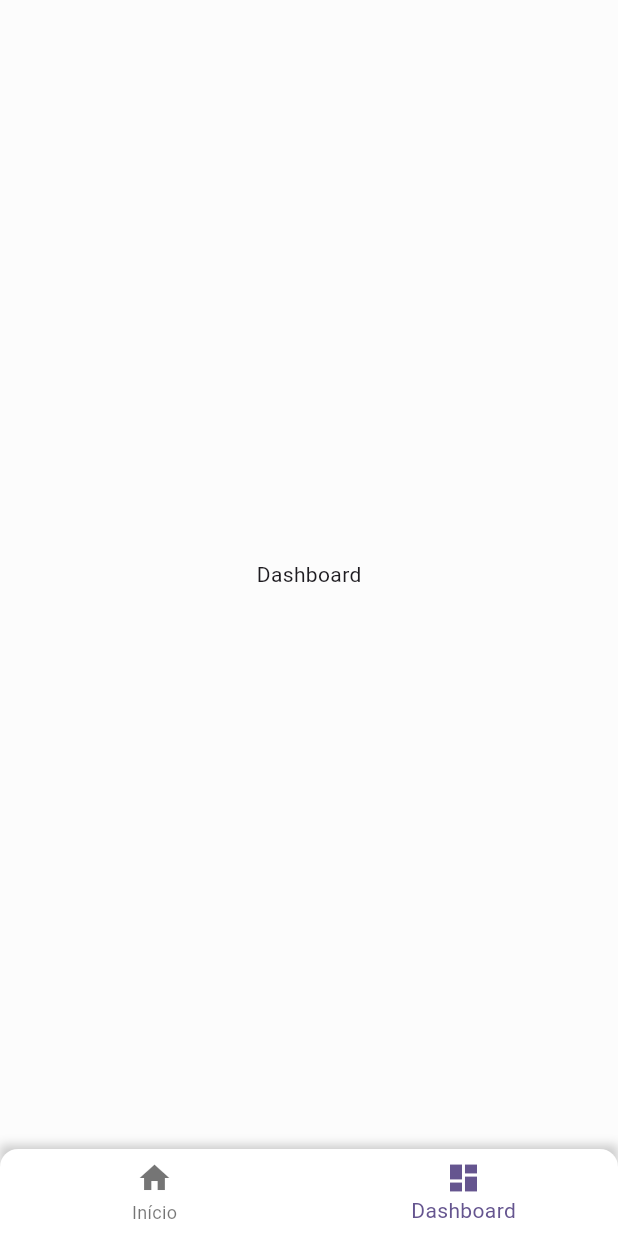
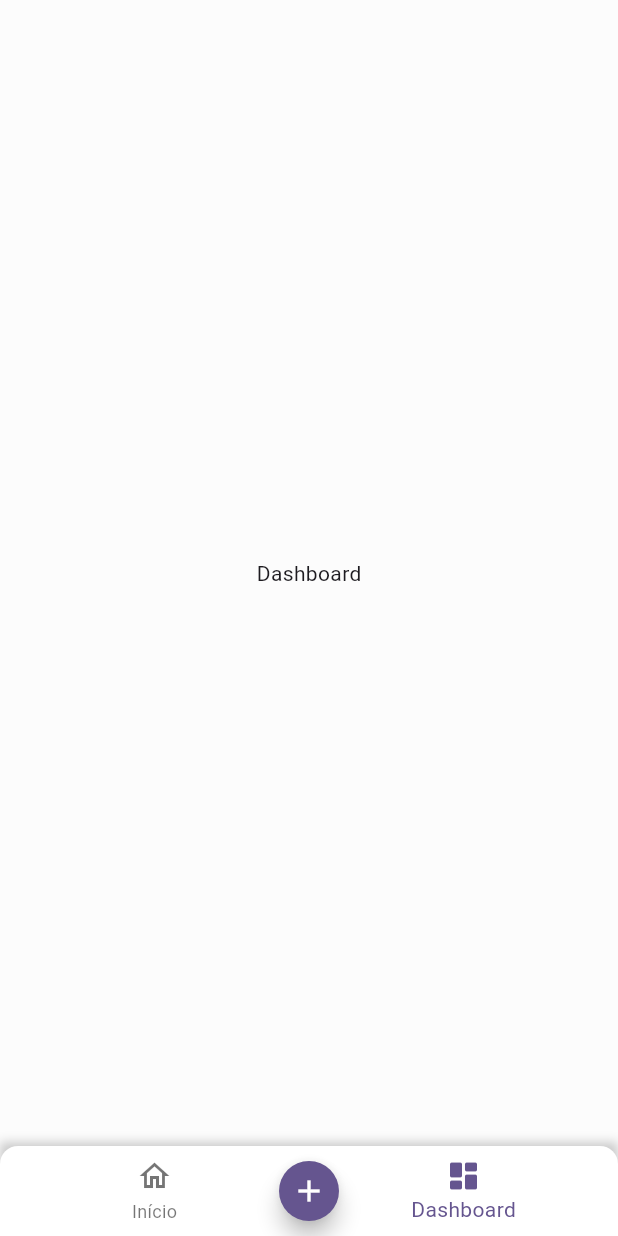
Before and after one commit to Eder-Queiroz/balancei, a Flutter app: the screen it shows after launch, item 2 of the bottom bar chosen, on a phone screen of 412 x 824 dp. Run offline on Flutter 3.47's test engine with Material 3 defaults, Android fonts, the light colour scheme and no system bars; our stand-ins replace go_router.

Commit message:
create floating action button

```diff
--- a/lib/ui/utils/bottom_navigation.dart
+++ b/lib/ui/utils/bottom_navigation.dart
@@ -1,10 +1,12 @@
 import 'package:balancei_app/router/routers.dart';
 import 'package:balancei_app/ui/utils/commom_radius.dart';
+import 'package:balancei_app/ui/utils/extensions/custom_floating_action_button_location.dart.dart';
 import 'package:flutter/material.dart';
 import 'package:go_router/go_router.dart';
 
 class BottomNavigation extends StatelessWidget {
   final Widget child;
+  final double bottomNavBarHeight = 60;
 
   const BottomNavigation({super.key, required this.child});
 
@@ -21,6 +23,22 @@ class BottomNavigation extends StatelessWidget {
   @override
   Widget build(BuildContext context) {
     return Scaffold(
+      floatingActionButton: FloatingActionButton(
+        backgroundColor: Theme.of(context).primaryColor,
+        shape: CircleBorder(),
+        mini: true,
+        onPressed: () {
+          return;
+        },
+        child: Icon(
+          Icons.add,
+          color: Colors.white,
+        ),
+      ),
+      floatingActionButtonLocation: CustomFloatingActionButtonLocation(
+        bottomNavBarHeight,
+      ),
+      floatingActionButtonAnimator: FloatingActionButtonAnimator.noAnimation,
       body: SafeArea(
         child: Column(
           children: [
@@ -28,6 +46,7 @@ class BottomNavigation extends StatelessWidget {
               child: child,
             ),
             Container(
+              height: bottomNavBarHeight,
               decoration: BoxDecoration(
                 boxShadow: [
                   BoxShadow(
@@ -48,12 +67,14 @@ class BottomNavigation extends StatelessWidget {
                 child: BottomNavigationBar(
                   items: const <BottomNavigationBarItem>[
                     BottomNavigationBarItem(
-                      icon: Icon(Icons.home),
+                      icon: Icon(Icons.home_outlined),
                       label: 'Início',
+                      activeIcon: Icon(Icons.home_rounded),
                     ),
                     BottomNavigationBarItem(
-                      icon: Icon(Icons.dashboard),
+                      icon: Icon(Icons.dashboard_outlined),
                       label: 'Dashboard',
+                      activeIcon: Icon(Icons.dashboard_rounded),
                     ),
                   ],
                   elevation: 0,
--- /dev/null
+++ b/lib/ui/utils/extensions/custom_floating_action_button_location.dart.dart
@@ -0,0 +1,23 @@
+import 'package:flutter/material.dart';
+
+class CustomFloatingActionButtonLocation extends FloatingActionButtonLocation {
+  final double bottomNavBarHeight;
+
+  CustomFloatingActionButtonLocation(this.bottomNavBarHeight);
+
+  @override
+  Offset getOffset(ScaffoldPrelayoutGeometry scaffoldGeometry) {
+    final double fabX = (scaffoldGeometry.scaffoldSize.width -
+            scaffoldGeometry.floatingActionButtonSize.width) /
+        2;
+
+    final floatingActionButtonHeight =
+        scaffoldGeometry.floatingActionButtonSize.height;
+
+    final double fabY = scaffoldGeometry.scaffoldSize.height -
+        floatingActionButtonHeight -
+        scaffoldGeometry.minInsets.bottom -
+        (bottomNavBarHeight - floatingActionButtonHeight) / 2;
+    return Offset(fabX, fabY);
+  }
+}
```
